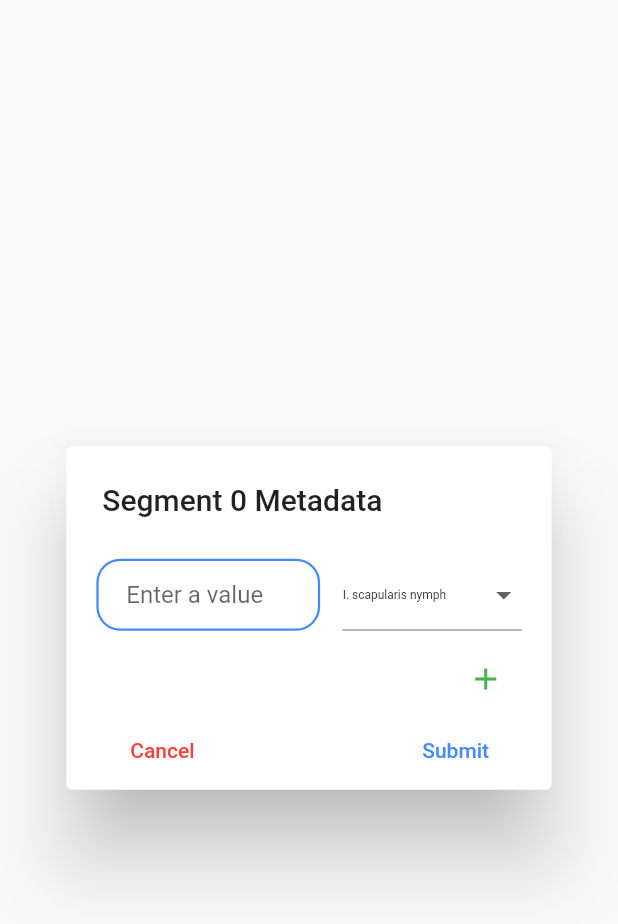
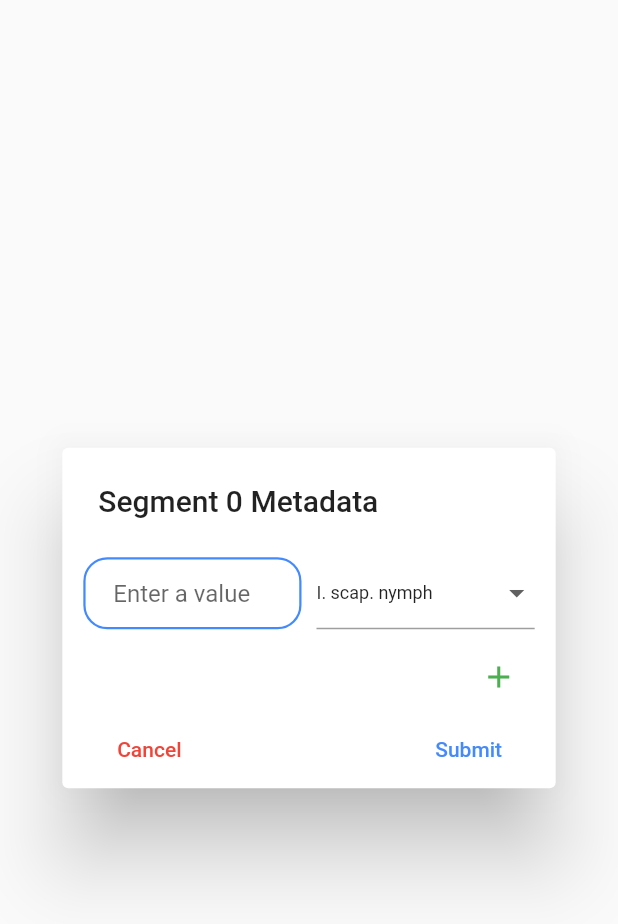
Before and after one commit to adamcantor22/Tick-mon, a Flutter app: the HelperText widget shown alone on an empty page, opened directly with empty values, on a phone screen of 412 x 824 dp. Shown: the top 924 px of the screen. Run offline on Flutter 3.47's test engine with Material 2 defaults, Android fonts, the phone set to English and light mode, and no system bars; our stand-ins replace audioplayers, cloud_firestore, date_format, firebase_auth, firebase_storage, flutter_map and 6 more; missing offline and left inert: gpx; accounts and stored records are empty.

Commit message:
so much shit cause i forgot to push yesterday

```diff
--- a/tick_tok_bio/lib/gps_tracking.dart
+++ b/tick_tok_bio/lib/gps_tracking.dart
@@ -555,7 +555,7 @@ class MapsState extends State<Maps> {
       context: context,
       barrierDismissible: false,
       builder: (context) {
-        return HelperText(segmentData.length - 1, context);
+        return HelperText(segmentData.length, context);
       },
     );
   }
--- a/tick_tok_bio/lib/helper.dart
+++ b/tick_tok_bio/lib/helper.dart
@@ -65,11 +65,16 @@ class _HelperTextState extends State<HelperText> {
   List<TextEditingController> controllers;
   List<TextEditingController> drops;
   List<DropdownMenuItem<String>> items;
+  List<DropdownButtonFormField<String>> dropForms;
+  final formKey = GlobalKey<FormState>();
   List<String> dropdownItems = [
-    'I. scapularis nymph',
-    'I. scapularis adult male',
-    'I. scapularis adult female',
-    'A. americanum (Lone Star)',
+    'I. scap. nymph',
+    'I. scap. adult male',
+    'I. scap. adult female',
+    'A. amer. (Lone Star)',
+    'D. vari. (American dog)',
+    'H. long. (Longhorned)',
+    'lxodes spp (other)',
   ];
 
   _HelperTextState(int segment, BuildContext cont) {
@@ -82,24 +87,23 @@ class _HelperTextState extends State<HelperText> {
     controllers = new List<TextEditingController>();
     fieldRows = new List<Widget>();
     drops = new List<TextEditingController>();
+    dropForms = new List<DropdownButtonFormField<String>>();
     items = dropdownItems.map<DropdownMenuItem<String>>((String value) {
       return DropdownMenuItem<String>(
         value: value,
         child: Text(
           value,
-          style: TextStyle(fontSize: 8.0),
+          style: TextStyle(fontSize: 12.0),
         ),
       );
     }).toList();
-    newField();
+    newField(0);
   }
 
-  void newField() {
+  void newField(int row) {
     int setText = 0;
-    setState(() {
-      controllers.add(new TextEditingController());
-      drops.add(new TextEditingController(text: dropdownItems[setText]));
-    });
+    controllers.add(new TextEditingController());
+    drops.add(new TextEditingController(text: dropdownItems[setText]));
 
     TextFormField tmpField = TextFormField(
       keyboardType: TextInputType.number,
@@ -107,23 +111,26 @@ class _HelperTextState extends State<HelperText> {
       controller: controllers[controllers.length - 1],
       validator: (val) => valid(controllers[controllers.length - 1].text),
     );
-    DropdownButtonFormField tmpDrop = DropdownButtonFormField(
-      value: drops[drops.length - 1].text,
+    DropdownButtonFormField tmpDrop = DropdownButtonFormField<String>(
+      value: drops[row].text,
       items: items,
       onChanged: (val) {
         print(val);
-        drops[drops.length - 1].text = val;
+        //setState(() {
+        drops[row].text = val;
+        //});
       },
     );
+    dropForms.add(tmpDrop);
     Row tmpRow = Row(
       mainAxisAlignment: MainAxisAlignment.start,
       children: <Widget>[
         Flexible(
-          flex: 5,
+          flex: 4,
           child: tmpField,
         ),
         SizedBox(
-          width: 15.0,
+          width: 10.0,
         ),
         Flexible(
           flex: 4,
@@ -158,11 +165,9 @@ class _HelperTextState extends State<HelperText> {
   }
 
   Widget segmentTextDialog(int segment, BuildContext context) {
-    final formKey = GlobalKey<FormState>();
-
     return AlertDialog(
       title: Text('Segment $segment Metadata'),
-      contentPadding: EdgeInsets.fromLTRB(20.0, 20.0, 20.0, 2.0),
+      contentPadding: EdgeInsets.fromLTRB(14.0, 18.0, 14.0, 2.0),
       content: Form(
         key: formKey,
         child: Column(
@@ -184,9 +189,7 @@ class _HelperTextState extends State<HelperText> {
                       : Colors.grey,
                   onPressed: () {
                     if (drops.length < dropdownItems.length) {
-                      setState(() {
-                        newField();
-                      });
+                      newField(fieldRows.length);
                     }
                   },
                 ),
```
Also changed, not shown: tick_tok_bio/lib/file_uploader.dart (+12 -0 lines), tick_tok_bio/lib/metadata_page.dart (+81 -53 lines), tick_tok_bio/lib/super_listener.dart (+4 -4 lines), tick_tok_bio/pubspec.lock.
